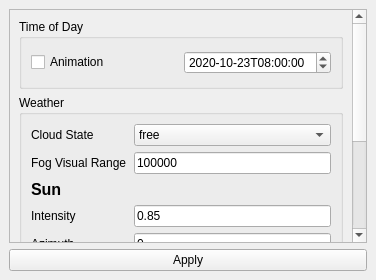
Old version of the form osc_generator/edit_environment_widget.ui in the repository carla-simulator/traffic-generation-editor.
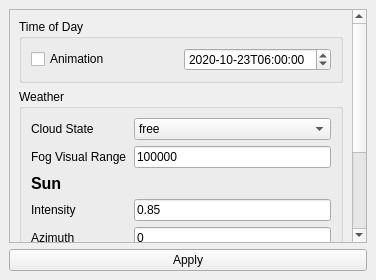
New version of the form.

Commit message:
Fixed exception in environment settings and display issues
* Fixed the following issues
- Environment values are stringified to prevent passing floats into XOSC
- Default environments are set when non are detected
- Separate pop up window when warnings are detected during export
- Added file name extension checking when choosing export location

* Updated known issues

What changed in the file:
```diff
--- a/osc_generator/edit_environment_widget.ui
+++ b/osc_generator/edit_environment_widget.ui
@@ -10,12 +10,6 @@
     <height>280</height>
    </rect>
   </property>
-  <property name="minimumSize">
-   <size>
-    <width>360</width>
-    <height>138</height>
-   </size>
-  </property>
   <property name="windowTitle">
    <string>Edit Environment</string>
   </property>
@@ -45,18 +39,18 @@
        <layout class="QGridLayout" name="gridLayout_2">
         <item row="0" column="0">
          <widget class="QGroupBox" name="DateTimeGroup">
-          <property name="minimumSize">
-           <size>
-            <width>0</width>
-            <height>70</height>
-           </size>
-          </property>
           <property name="title">
            <string>Time of Day</string>
           </property>
           <layout class="QHBoxLayout" name="horizontalLayout">
            <item>
             <widget class="QCheckBox" name="TimeAnimation">
+             <property name="sizePolicy">
+              <sizepolicy hsizetype="Preferred" vsizetype="Fixed">
+               <horstretch>0</horstretch>
+               <verstretch>0</verstretch>
+              </sizepolicy>
+             </property>
              <property name="text">
               <string>Animation</string>
              </property>
@@ -64,9 +58,15 @@
            </item>
            <item>
             <widget class="QDateTimeEdit" name="TimeofDay">
+             <property name="sizePolicy">
+              <sizepolicy hsizetype="Preferred" vsizetype="Fixed">
+               <horstretch>0</horstretch>
+               <verstretch>0</verstretch>
+              </sizepolicy>
+             </property>
              <property name="dateTime">
               <datetime>
-               <hour>8</hour>
+               <hour>6</hour>
                <minute>0</minute>
                <second>0</second>
                <year>2020</year>
@@ -83,7 +83,7 @@
              </property>
              <property name="time">
               <time>
-               <hour>8</hour>
+               <hour>6</hour>
                <minute>0</minute>
                <second>0</second>
               </time>
@@ -101,12 +101,6 @@
         </item>
         <item row="1" column="0">
          <widget class="QGroupBox" name="WeatherGroup">
-          <property name="minimumSize">
-           <size>
-            <width>0</width>
-            <height>310</height>
-           </size>
-          </property>
           <property name="title">
            <string>Weather</string>
           </property>
```
The commit also changes 2 other files.
